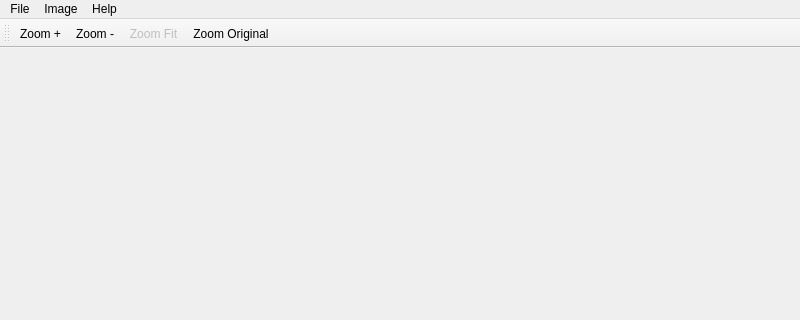
Qt form app/ui/mainwindow.ui (vitorpy/qwsqviewer) before a commit; both pictures show x 0 to 800 and y 0 to 320 of the 800 by 600 pixel window.
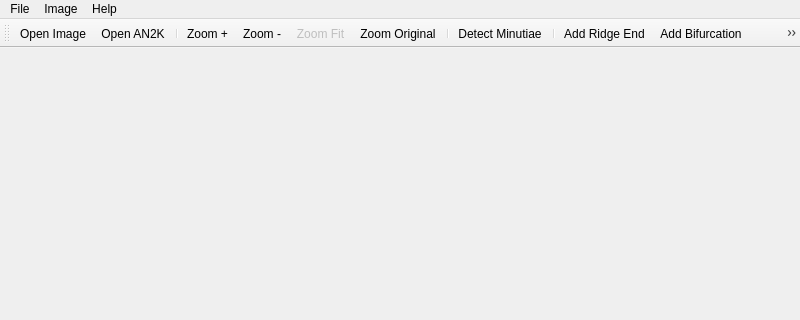
The same form after that commit. Icons and pictures are not drawn.

Commit message: Adding editing actions to mainwindow

What changed in the file:
```diff
--- a/app/ui/mainwindow.ui
+++ b/app/ui/mainwindow.ui
@@ -63,10 +63,21 @@
    <attribute name="toolBarBreak">
     <bool>false</bool>
    </attribute>
+   <addaction name="actionOpen"/>
+   <addaction name="actionOpenAN2K"/>
+   <addaction name="separator"/>
    <addaction name="actionZoomPlus"/>
    <addaction name="actionZoomMinus"/>
    <addaction name="actionZoomFit"/>
    <addaction name="actionZoomOriginal"/>
+   <addaction name="separator"/>
+   <addaction name="actionDetect_Minutiae"/>
+   <addaction name="separator"/>
+   <addaction name="actionAddRidgeEnd"/>
+   <addaction name="actionAdd_Bifurcation"/>
+   <addaction name="actionRemove_Minutiae"/>
+   <addaction name="separator"/>
+   <addaction name="actionExit"/>
   </widget>
   <action name="actionOpen">
    <property name="icon">
@@ -139,6 +150,29 @@
     <string>Open AN2K...</string>
    </property>
   </action>
+  <action name="actionDetect_Minutiae">
+   <property name="text">
+    <string>Detect Minutiae</string>
+   </property>
+  </action>
+  <action name="actionAddRidgeEnd">
+   <property name="text">
+    <string>Add Ridge End</string>
+   </property>
+   <property name="toolTip">
+    <string>Add Ridge End</string>
+   </property>
+  </action>
+  <action name="actionAdd_Bifurcation">
+   <property name="text">
+    <string>Add Bifurcation</string>
+   </property>
+  </action>
+  <action name="actionRemove_Minutiae">
+   <property name="text">
+    <string>Remove Minutiae</string>
+   </property>
+  </action>
  </widget>
  <resources>
   <include location="../app.qrc"/>
```
Left out of the diff: 2 changed lines with no effect on the pictures.
